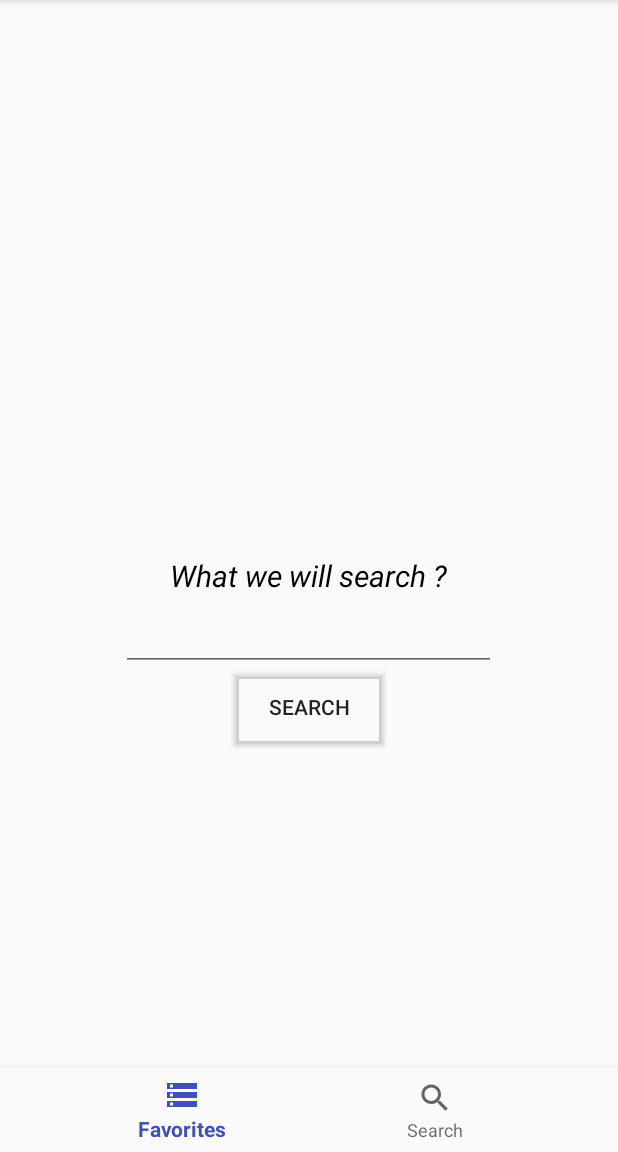
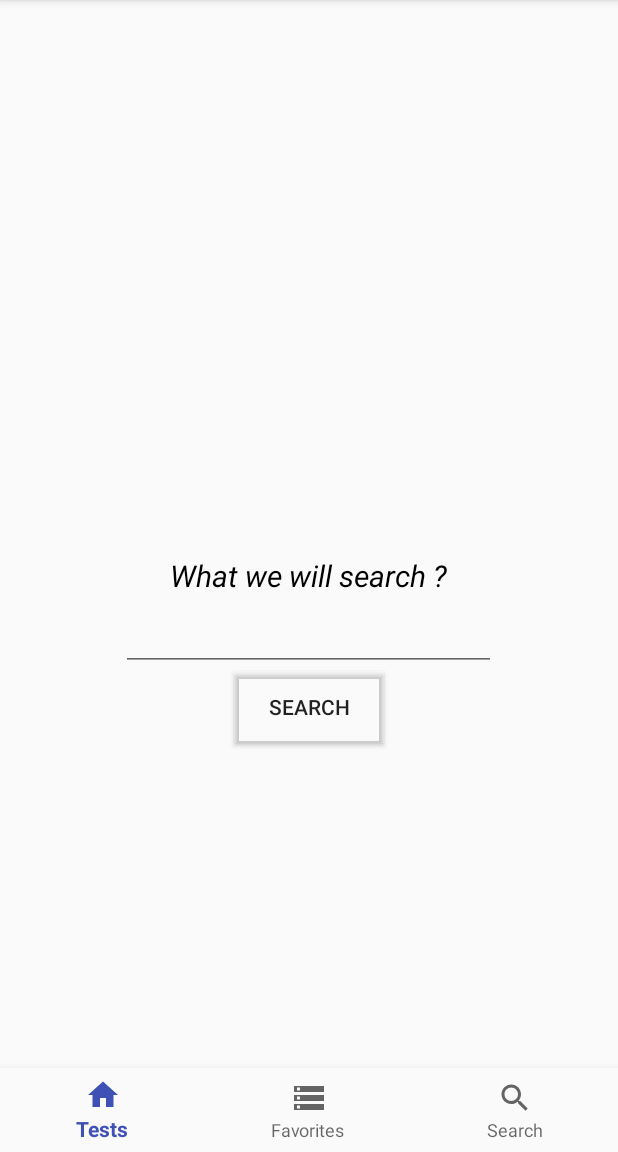
Before and after one commit to AlFilippov/StadyingMapR, an Android app: the screen it shows after launch (NavigationActivity), after a tap on "SEARCH", on a phone screen of 412 x 824 dp, the part 84-1236 px from its top. Run offline under Robolectric (Android 15) with nearby library versions, the phone set to English and light mode, and no system bars; libraries missing offline, so code that uses them is left out: info.hoang8f.fbutton; 5 statements that could not run were skipped.

Commit message:
-обновление 03.07 -Поправлен стиль -Создана еще одна позиция в navigation bar

```diff
--- a/app/src/main/java/com/alphilippov/studyingmap/fragments/ProfessionDefinition.java
+++ b/app/src/main/java/com/alphilippov/studyingmap/fragments/ProfessionDefinition.java
@@ -39,7 +39,6 @@ import retrofit2.converter.jackson.JacksonConverterFactory;
 
 
 public class ProfessionDefinition extends Fragment {
-    private static final String TAG = ProfessionDefinition.class.getName();
     private static final String HIGH_INT_KEY = "high";
     private static final String MIDDLE_INT_KEY = "middle";
     private static final String LOW_INT_KEY = "low";
--- a/app/src/main/java/com/alphilippov/studyingmap/fragments/ResultsAfterSearchKeyWords.java
+++ b/app/src/main/java/com/alphilippov/studyingmap/fragments/ResultsAfterSearchKeyWords.java
@@ -157,7 +157,7 @@ public class ResultsAfterSearchKeyWords extends Fragment {
 
             @Override
             public void onLongClick(View view, int position) {
-                Toast.makeText(getContext(), "remove you finger PLEASE ", Toast.LENGTH_SHORT).show();
+                Toast.makeText(getContext(), "will be added to favorites", Toast.LENGTH_SHORT).show();
 
             }
         }));
--- a/app/src/main/java/com/alphilippov/studyingmap/fragments/VariantLearningCourses.java
+++ b/app/src/main/java/com/alphilippov/studyingmap/fragments/VariantLearningCourses.java
@@ -15,11 +15,10 @@ import android.widget.TextView;
 import com.alphilippov.studyingmap.R;
 import com.alphilippov.studyingmap.databind.VariantLearningBinding;
 import com.alphilippov.studyingmap.databinding.VariableLearningCoursesBinding;
+import com.alphilippov.studyingmap.utils.AppConfig;
 
 public class VariantLearningCourses extends Fragment {
 
-    private static final String YES_DECIDED = "ydecided";
-    private static final String WANT_DEFENITION = "wdecided";
     private VariableLearningCoursesBinding mBinding;
 
 
@@ -41,10 +40,10 @@ public class VariantLearningCourses extends Fragment {
     public void onClick(View button) {
         switch (button.getId()) {
             case R.id.ydecided:
-                mChangedFragment.ChangedFragment(YES_DECIDED);
+                mChangedFragment.ChangedFragment(AppConfig.ChangeFragment.FORM_COURSES_KEY_WORDS);
                 break;
             case R.id.wdefinition:
-                mChangedFragment.ChangedFragment(WANT_DEFENITION);
+                mChangedFragment.ChangedFragment(AppConfig.ChangeFragment.PROFESSION_DEFINITION);
                 break;
         }
     }
--- a/app/src/main/java/com/alphilippov/studyingmap/navigation/NavigationActivity.java
+++ b/app/src/main/java/com/alphilippov/studyingmap/navigation/NavigationActivity.java
@@ -13,24 +13,27 @@ import com.alphilippov.studyingmap.fragments.ResultsAfterSearchKeyWords;
 import com.alphilippov.studyingmap.fragments.VariantLearningCourses;
 import com.alphilippov.studyingmap.fragments.ProfessionDefinition;
 import com.alphilippov.studyingmap.fragments.SearchResultOfCourses;
+import com.alphilippov.studyingmap.utils.AppConfig;
 
 import java.util.HashMap;
 
 public class NavigationActivity extends AppCompatActivity implements VariantLearningCourses.OnChangedFragment, ProfessionDefinition.sentDataFragment, FormCoursesKeyWords.replaceFragment {
-    private static final String YES_DECIDED = "ydecided";
-    private static final String WANT_DEFENITION = "wdecided";
-    private static final String YES = "YES";
-    private static final String SEARCH_RESULT = "result";
     private BottomNavigationView.OnNavigationItemSelectedListener mOnNavigationItemSelectedListener
             = item -> {
         switch (item.getItemId()) {
             case R.id.navigation_home:
+                FragmentManager fragmentManager = getSupportFragmentManager();
+                FragmentTransaction ft = fragmentManager.beginTransaction();
+                VariantLearningCourses askMe = new VariantLearningCourses();
+                ft.add(R.id.container, askMe);
+                ft.commit();
                 return true;
-            case R.id.navigation_dashboard:
+            case R.id.navigation_search:
                 FormCoursesKeyWords formCoursesKeyWords = new FormCoursesKeyWords();
                 getBackStackandReplace(formCoursesKeyWords);
                 return true;
-
+            case R.id.navigation_favorites:
+                return true;
         }
         return false;
     };
@@ -41,19 +44,15 @@ public class NavigationActivity extends AppCompatActivity implements VariantLear
         setContentView(R.layout.activity_navigation);
         BottomNavigationView navView = findViewById(R.id.nav_view);
         navView.setOnNavigationItemSelectedListener(mOnNavigationItemSelectedListener);
-        FragmentManager fragmentManager = getSupportFragmentManager();
-        FragmentTransaction ft = fragmentManager.beginTransaction();
-        VariantLearningCourses askMe = new VariantLearningCourses();
-        ft.add(R.id.container, askMe);
-        ft.commit();
+
     }
 
     @Override
     public void ChangedFragment(String s) {
-        if (s.equals(YES_DECIDED)) {
+        if (s.equals(AppConfig.ChangeFragment.FORM_COURSES_KEY_WORDS)) {
             FormCoursesKeyWords formCoursesKeyWords = new FormCoursesKeyWords();
             getBackStackandReplace(formCoursesKeyWords);
-        } else if (s.equals(WANT_DEFENITION)) {
+        } else if (s.equals(AppConfig.ChangeFragment.PROFESSION_DEFINITION)) {
             ProfessionDefinition professionDefinition = new ProfessionDefinition();
             getBackStackandReplace(professionDefinition);
         }
@@ -62,11 +61,11 @@ public class NavigationActivity extends AppCompatActivity implements VariantLear
 
     @Override
     public void onSentData(String d, HashMap hashMap) {
-        if (d.equals(YES)) {
+        if (d.equals(AppConfig.ChangeFragment.SEARCH_RESULT_OF_COURSES)) {
             Bundle bundle = new Bundle();
             SearchResultOfCourses searchResultOfCourses = new SearchResultOfCourses();
             getBackStackandReplace(searchResultOfCourses);
-            bundle.putSerializable(SEARCH_RESULT, hashMap);
+            bundle.putSerializable("result", hashMap);
             searchResultOfCourses.setArguments(bundle);
 
         }
@@ -75,7 +74,7 @@ public class NavigationActivity extends AppCompatActivity implements VariantLear
 
     @Override
     public void sentDataInSearchInUdemy(String keyChangeFragment, String keyWords) {
-        if (keyChangeFragment.equals("ok")) {
+        if (keyChangeFragment.equals(AppConfig.ChangeFragment.RESULT_AFTER_SEARCH_KEY_WORDS)) {
             ResultsAfterSearchKeyWords resultsAfterSearchKeyWords = new ResultsAfterSearchKeyWords();
             Bundle bundle = new Bundle();
             bundle.putString("ok", keyWords);
--- a/app/src/main/java/com/alphilippov/studyingmap/utils/AppConfig.java
+++ b/app/src/main/java/com/alphilippov/studyingmap/utils/AppConfig.java
@@ -5,10 +5,11 @@ public interface AppConfig {
     String BASE_URL = "https://www.udemy.com/api-2.0/";
     String BASE_URL_TWO = "http://192.168.1.39:5000/";
 
-    interface SharedPrefernce {
-        String APP_PREFERENCES = "myData";
-        String APP_PREFERENCES_LOGIN = " ";
-        String APP_PREFERENCES_PASSWORD = " ";
+    interface ChangeFragment {
+        String FORM_COURSES_KEY_WORDS= "ydecided";
+        String PROFESSION_DEFINITION = "wdecided";
+        String SEARCH_RESULT_OF_COURSES = "yes";
+        String RESULT_AFTER_SEARCH_KEY_WORDS= "ok";
 
     }
 
@@ -19,7 +20,7 @@ public interface AppConfig {
         int OFFICE = 4;
         int ENTREPRENEURIAL = 5;
         int ARTISTIC = 6;
-        int QUANTITY_QUESTIONS = 30;
+
     }
 
     interface Authorization {
--- a/app/src/main/res/drawable/ic_home_black_24dp.xml
+++ b/app/src/main/res/drawable/ic_home_black_24dp.xml
@@ -1,9 +1,5 @@
-<vector xmlns:android="http://schemas.android.com/apk/res/android"
-    android:width="24dp"
-    android:height="24dp"
-    android:viewportWidth="24.0"
-    android:viewportHeight="24.0">
-    <path
-        android:fillColor="#FF000000"
-        android:pathData="M10,20v-6h4v6h5v-8h3L12,3 2,12h3v8z" />
+<vector android:height="24dp" android:tint="#09268C"
+    android:viewportHeight="24.0" android:viewportWidth="24.0"
+    android:width="24dp" xmlns:android="http://schemas.android.com/apk/res/android">
+    <path android:fillColor="#FF000000" android:pathData="M10,20v-6h4v6h5v-8h3L12,3 2,12h3v8z"/>
 </vector>
--- a/app/src/main/res/menu/bottom_nav_menu.xml
+++ b/app/src/main/res/menu/bottom_nav_menu.xml
@@ -3,12 +3,16 @@
 
     <item
         android:id="@+id/navigation_home"
-        android:icon="@drawable/ic_favorites_blue_24dp"
-        android:title="@string/title_home" />
+        android:icon="@drawable/ic_home_black_24dp"
+        android:title="@string/title_tests" />
 
     <item
-        android:id="@+id/navigation_dashboard"
+        android:id="@+id/navigation_favorites"
+        android:icon="@drawable/ic_favorites_blue_24dp"
+        android:title="@string/title_favorites" />
+    <item
+        android:id="@+id/navigation_search"
         android:icon="@drawable/ic_search_black_24dp"
-        android:title="@string/navigation_dashboard" />
+        android:title="@string/title_search" />
 
 </menu>
--- a/app/src/main/res/values/strings.xml
+++ b/app/src/main/res/values/strings.xml
@@ -17,8 +17,9 @@
     <string name="quest_profdef_continue_two">из 30</string>
     <string name="quest_profdef_first">1</string>
     <string name="title_activity_navigation">Studying Map</string>
-    <string name="title_home">Favorites</string>
-    <string name="title_dashboard">Search</string>
+    <string name="title_favorites">Favorites</string>
+    <string name="title_search">Search</string>
+    <string name="title_tests">Tests</string>
     <string name="content_text_view_request">What we will search ?</string>
     <string name="content_button_request">Search</string>
     <string name="navigation_dashboard">Search</string>
```
Also changed, not shown: app/src/main/java/com/alphilippov/studyingmap/fragments/SearchResultOfCourses.java (+6 -6 lines).
